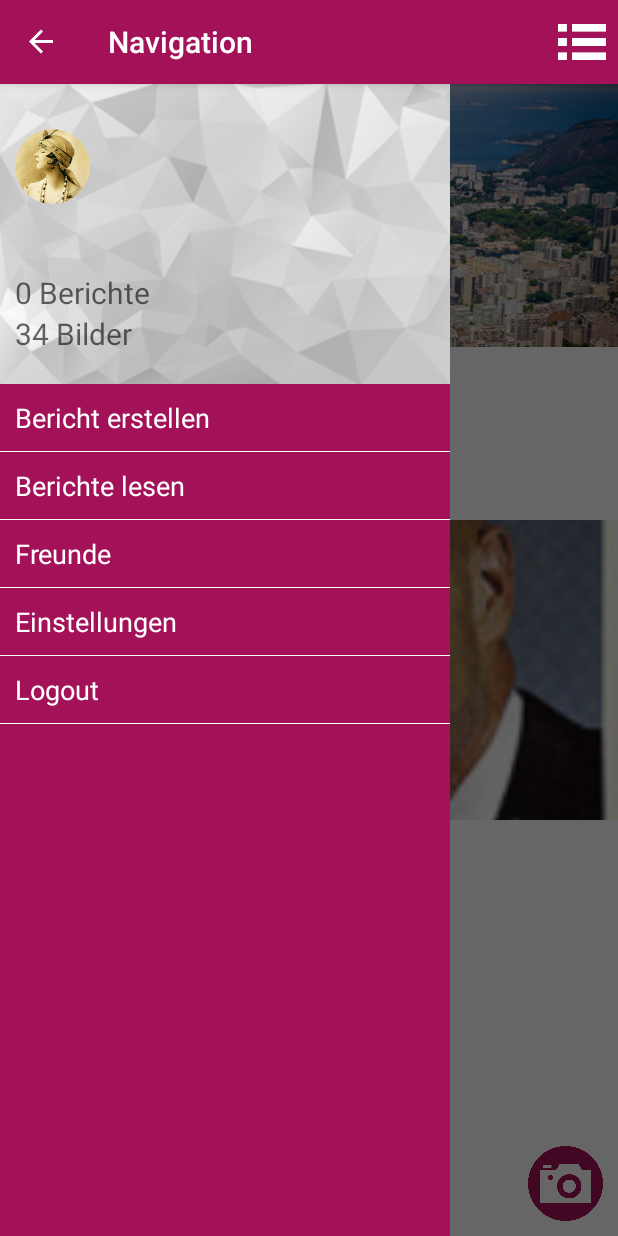
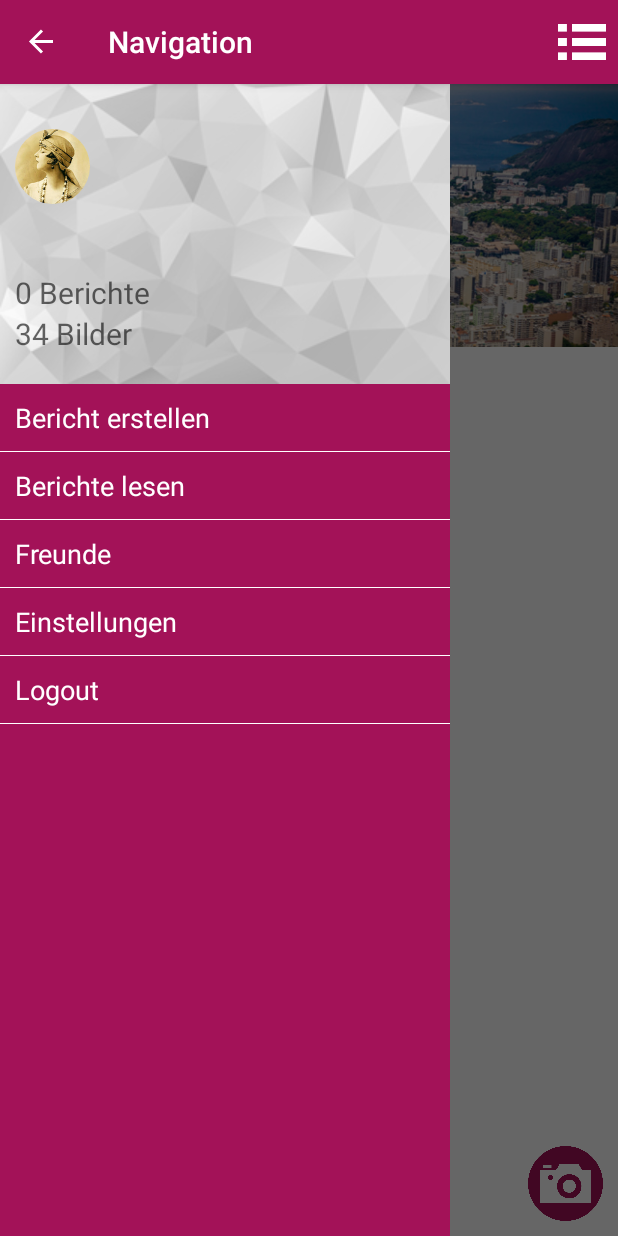
Before and after one commit to HendrikCammann/Picturies, an Android app: the fragment ReportDetailActivity placed in its activity, with the side drawer open, on a phone screen of 412 x 824 dp. Run offline under Robolectric (Android 15) with nearby library versions, the light colour scheme and no system bars; libraries missing offline, so code that uses them is left out: com.squareup.okhttp; 15 statements that could not run were skipped.

Commit message:
Detail Berichte

```diff
--- a/app/src/main/java/com/project/charmander/picturies/adapter/ReportDetailAdapter.java
+++ b/app/src/main/java/com/project/charmander/picturies/adapter/ReportDetailAdapter.java
@@ -10,7 +10,10 @@ import android.widget.TextView;
 
 import com.project.charmander.picturies.R;
 import com.project.charmander.picturies.listItems.ReportDetailListItem;
+import com.project.charmander.picturies.model.Picture;
+import com.project.charmander.picturies.model.Roadtrip;
 
+import java.util.ArrayList;
 import java.util.Collections;
 import java.util.List;
 
@@ -18,11 +21,12 @@ import java.util.List;
 public class ReportDetailAdapter extends RecyclerView.Adapter<ReportDetailAdapter.ReportDetailViewHolder> {
     private LayoutInflater inflater;
     List<ReportDetailListItem> data = Collections.emptyList();
+    ArrayList<Picture> mPictures;
 
-    public ReportDetailAdapter(Context context, List<ReportDetailListItem> data) {
+    public ReportDetailAdapter(Context context, ArrayList<Picture> pictures ) {
 
         inflater = LayoutInflater.from(context);
-        this.data = data;
+        mPictures = pictures;
     }
 
     @Override
@@ -35,23 +39,26 @@ public class ReportDetailAdapter extends RecyclerView.Adapter<ReportDetailAdapte
 
     @Override
     public void onBindViewHolder(ReportDetailViewHolder holder, int position) {
-
-        ReportDetailListItem current = data.get(position);
-
-        holder.information.setText(current.Description);
-        holder.thumpnail.setImageResource(current.IconID);
+        holder.bindPicture(mPictures.get(position));
     }
 
     @Override
     public int getItemCount() {
 
-        return data.size();
+        return mPictures.size();
     }
 
     class ReportDetailViewHolder extends RecyclerView.ViewHolder {
 
         TextView information;
         ImageView thumpnail;
+        Picture mPicture;
+
+        public void bindPicture(Picture picture){
+            mPicture = picture;
+            information.setText(picture.getName() + " - " + picture.getDescription());
+            thumpnail.setImageBitmap(picture.getImage());
+        }
 
         public ReportDetailViewHolder(View itemView) {
             super(itemView);
--- a/app/src/main/java/com/project/charmander/picturies/fragments/ReportDetailActivity.java
+++ b/app/src/main/java/com/project/charmander/picturies/fragments/ReportDetailActivity.java
@@ -3,6 +3,7 @@ package com.project.charmander.picturies.fragments;
 
 import android.content.res.Resources;
 import android.graphics.Bitmap;
+import android.graphics.BitmapFactory;
 import android.graphics.drawable.BitmapDrawable;
 import android.graphics.drawable.Drawable;
 import android.os.Bundle;
@@ -13,15 +14,27 @@ import android.util.Log;
 import android.view.LayoutInflater;
 import android.view.View;
 import android.view.ViewGroup;
+import android.widget.ImageView;
 import android.widget.TextView;
 
+import com.google.android.gms.maps.model.BitmapDescriptorFactory;
+import com.google.android.gms.maps.model.LatLng;
+import com.google.android.gms.maps.model.MarkerOptions;
 import com.project.charmander.picturies.MainActivity;
 import com.project.charmander.picturies.R;
 import com.project.charmander.picturies.adapter.ReportDetailAdapter;
 import com.project.charmander.picturies.listItems.ReportDetailListItem;
 import com.project.charmander.picturies.model.Picture;
 import com.project.charmander.picturies.model.Roadtrip;
+import com.squareup.okhttp.Call;
+import com.squareup.okhttp.Callback;
+import com.squareup.okhttp.OkHttpClient;
+import com.squareup.okhttp.Request;
+import com.squareup.okhttp.Response;
 
+import java.io.IOException;
+import java.io.InputStream;
+import java.io.InputStreamReader;
 import java.util.ArrayList;
 import java.util.List;
 
@@ -30,6 +43,7 @@ public class ReportDetailActivity extends Fragment {
     private static int pos;
     private RecyclerView reportList;
     private ReportDetailAdapter adapter;
+    public ArrayList<Picture> picturesFromThatRoadtrip;
 
     public ReportDetailActivity() {
 
@@ -43,25 +57,72 @@ public class ReportDetailActivity extends Fragment {
 
         Bundle args = this.getArguments();
         int position = args.getInt("position");
-
         pos = position;
-
         Log.d(TAG, "Position:" + position);
 
-        adapter = new ReportDetailAdapter(getActivity(), getData());
+
+        Roadtrip roadtrip = MainActivity.getCurrentUser().getRoadtrip(position);
+        ArrayList<String> pictureIds = roadtrip.getPictureIds();
+
+        ArrayList<Picture> allPictures = getPictureInfos(pictureIds);
+
+        adapter = new ReportDetailAdapter(getActivity(), allPictures);
         reportList.setAdapter(adapter);
         reportList.setLayoutManager(new LinearLayoutManager(getActivity()));
 
-        Roadtrip roadtrip = MainActivity.getCurrentUser().getRoadtrip(position);
+        TextView titleView = (TextView) rootView.findViewById(R.id.report_detail_headline);
+        titleView.setText(roadtrip.getName());
 
-
-        TextView titleView = (TextView) rootView.findViewById(R.id.report_detail_headline);
-
-        titleView.setText(roadtrip.getName());
+        ImageView headImage = (ImageView) rootView.findViewById(R.id.report_detail_headerimage);
+        if(allPictures.get(0) != null) {
+        headImage.setImageBitmap(allPictures.get(0).getImage()); }
 
         return rootView;
 
     }
+
+    private ArrayList<Picture> getPictureInfos(ArrayList<String> pictureIds) {
+
+        picturesFromThatRoadtrip = new ArrayList<Picture>();
+        ArrayList<Picture> allPictures = MainActivity.getCurrentUser().getPictures();
+
+        for(int i=0;i < pictureIds.size();i++){
+            Picture picture;
+            String pictureID =  pictureIds.get(i);
+
+            for(int j=0; j < allPictures.size(); j++){
+                if(allPictures.get(j).getImageId().toString().equals(pictureID)) {
+                    picture = allPictures.get(j);
+                    picturesFromThatRoadtrip.add(picture);
+                    break;
+                }
+            }
+        }
+
+       return picturesFromThatRoadtrip;
+    }
+
+       /*
+
+  if(response.isSuccessful()){
+                    Picture picture = new Picture(id,title, creator, created, latitude, longitude, bitmap, description);
+                    mCurrentUser.addPictureToList(picture);
+
+                    runOnUiThread(new Runnable() {
+                        @Override
+                        public void run() {
+
+                            Bitmap resizedImage = Bitmap.createScaledBitmap(bitmap, 175, 175, false);
+                            mMap.addMarker(new MarkerOptions().position(new LatLng(latitude, longitude)).title(title).snippet(mCurrentUser.getPictures().size() - 1 + "").icon(BitmapDescriptorFactory.fromBitmap(resizedImage)));
+
+                            anzahlPictures = (TextView) findViewById(R.id.profile_upload_pictures);
+                            anzahlPictures.setText(mCurrentUser.getPictures().size()+ " Bilder");
+                        }
+                    });
+
+                }
+            }
+        }); */
 
     public static List<ReportDetailListItem> getData() {
         List<ReportDetailListItem> data = new ArrayList<>();
```
Also changed, not shown: app/src/main/java/com/project/charmander/picturies/model/Roadtrip.java (+8 -0 lines).
